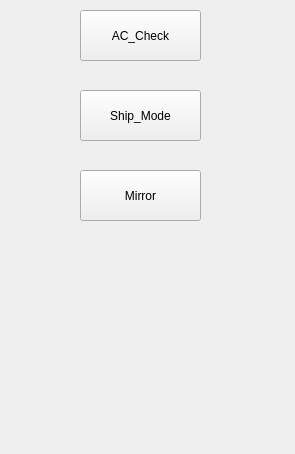
Qt form Qt_test_tool/toolwidget.ui (HuangXiaoFeng123/Qt_test_tool) before a commit.
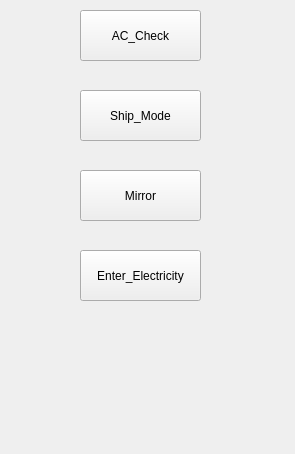
The same form after that commit.

Commit message: 4.Adding ec enter control electricity function.

Diff of the .ui file:
```diff
--- a/Qt_test_tool/toolwidget.ui
+++ b/Qt_test_tool/toolwidget.ui
@@ -52,6 +52,19 @@
     <string>Mirror</string>
    </property>
   </widget>
+  <widget class="QPushButton" name="ButtonEnter_Electricity">
+   <property name="geometry">
+    <rect>
+     <x>80</x>
+     <y>250</y>
+     <width>121</width>
+     <height>51</height>
+    </rect>
+   </property>
+   <property name="text">
+    <string>Enter_Electricity</string>
+   </property>
+  </widget>
  </widget>
  <resources/>
  <connections/>
```
The commit also changes 18 other files.
